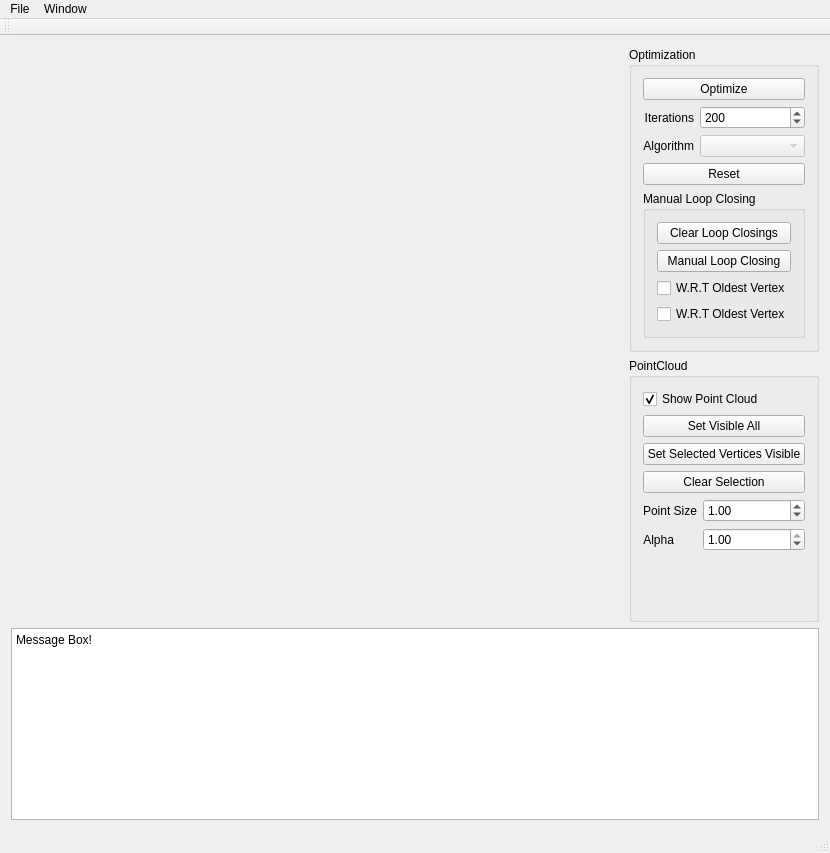
The window that mainwindow.ui (jaejunlee0538/manual_pos_graph_slam) describes before a commit, drawn with Qt 5.
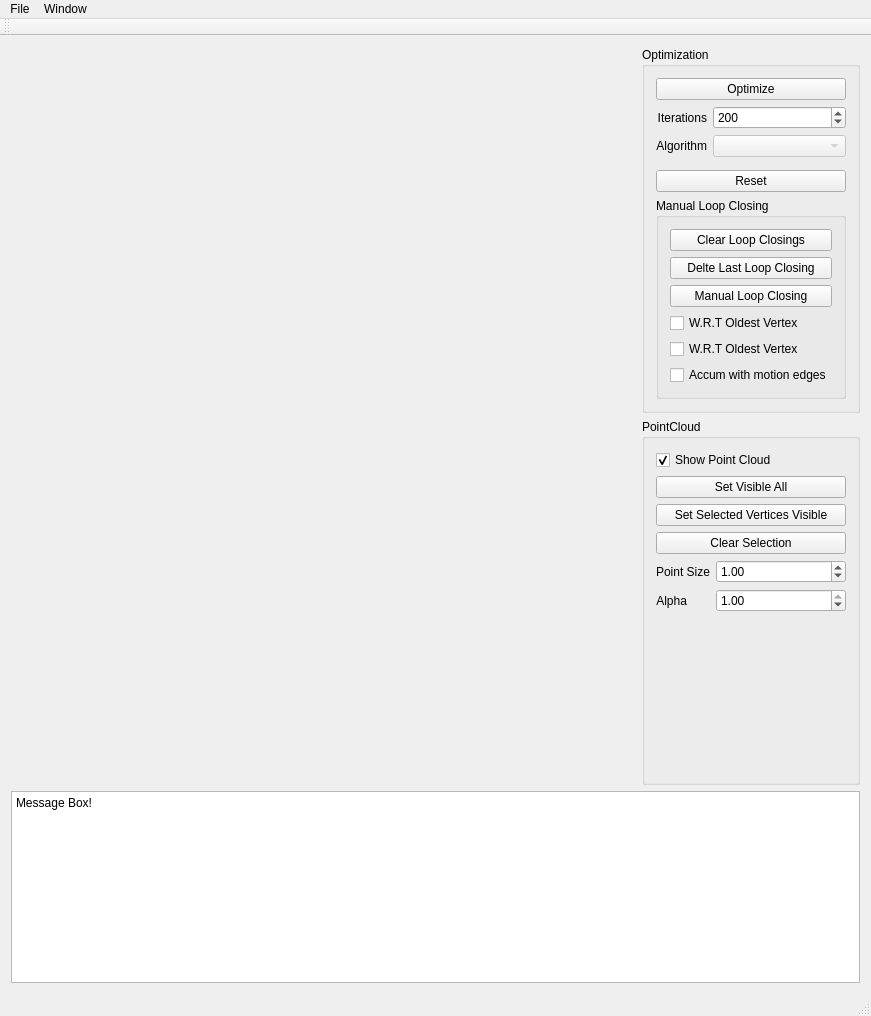
The same window after the commit. Custom widgets are drawn as their Qt base class.

```diff
--- a/mainwindow.ui
+++ b/mainwindow.ui
@@ -6,8 +6,8 @@
    <rect>
     <x>0</x>
     <y>0</y>
-    <width>830</width>
-    <height>853</height>
+    <width>871</width>
+    <height>1016</height>
    </rect>
   </property>
   <property name="windowTitle">
@@ -118,6 +118,13 @@
                 </property>
                </widget>
               </item>
+              <item>
+               <widget class="QPushButton" name="pushButton_DeleteLastLoopClosing">
+                <property name="text">
+                 <string>Delte Last Loop Closing</string>
+                </property>
+               </widget>
+              </item>
               <item>
                <widget class="QPushButton" name="pushButton_ManualLoopClosing">
                 <property name="text">
@@ -139,6 +146,13 @@
                 </property>
                </widget>
               </item>
+              <item>
+               <widget class="QCheckBox" name="checkBox_AccumWithMotionEdges">
+                <property name="text">
+                 <string>Accum with motion edges</string>
+                </property>
+               </widget>
+              </item>
              </layout>
             </widget>
            </item>
@@ -281,7 +295,7 @@
     <rect>
      <x>0</x>
      <y>0</y>
-     <width>830</width>
+     <width>871</width>
      <height>25</height>
     </rect>
    </property>
```
